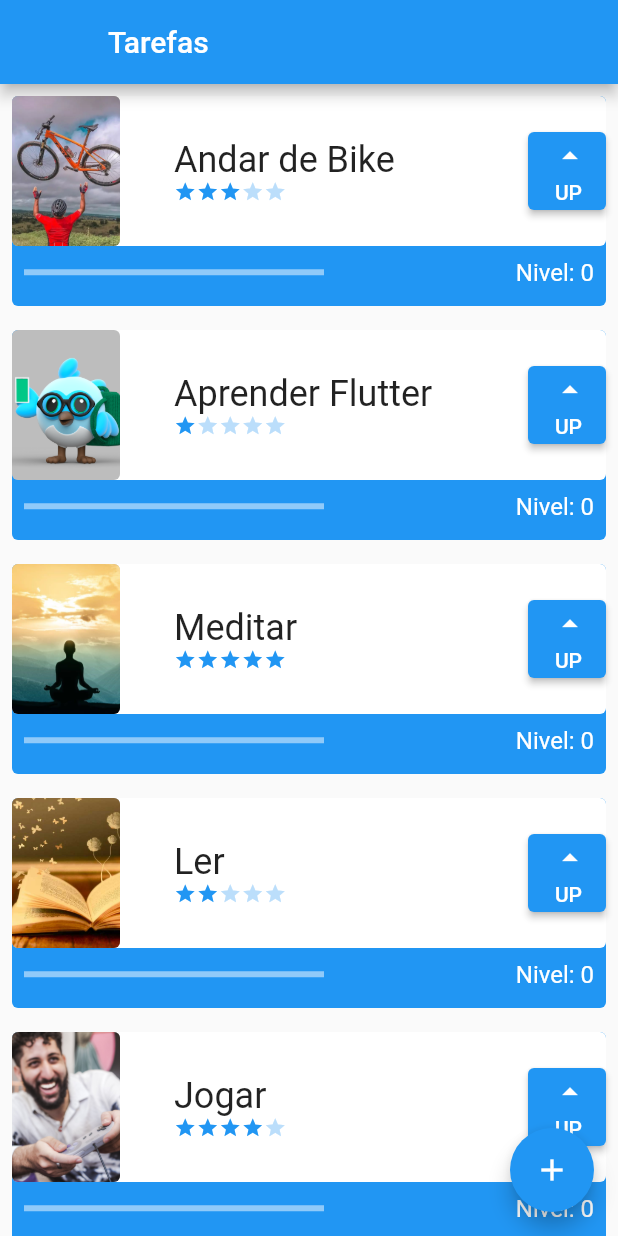
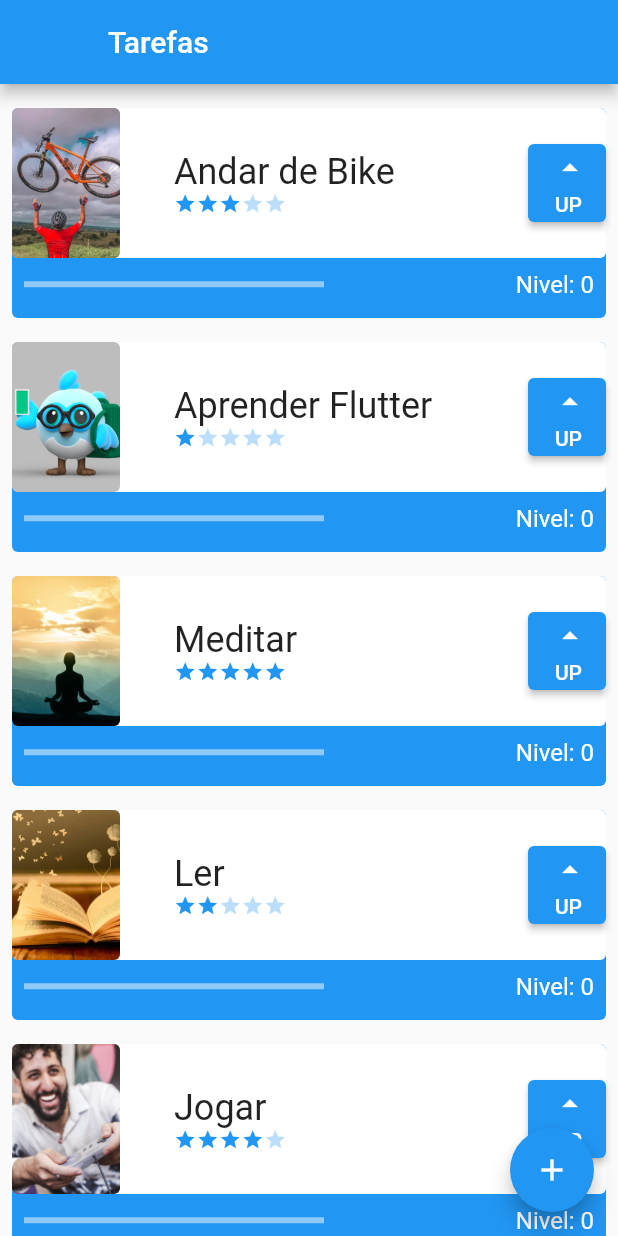
Before and after one commit to jvitorthomaz/alura-flutter-basico, a Flutter app: the screen it shows after launch, on a phone screen of 412 x 824 dp. Run offline on Flutter 3.47's test engine with Material 2 defaults, Android fonts, the phone set to English and light mode, and no system bars.

Commit message:
Curso 2 finalizado.

```diff
--- a/lib/data/task_inherited.dart
+++ b/lib/data/task_inherited.dart
@@ -10,27 +10,27 @@ class TaskInherited extends InheritedWidget {
   final Widget child;
 
   final List<Task> taskList = [
-    const Task(
+    Task(
       nome: 'Andar de Bike',
       foto:'assets/images/bike_image.webp',
       dificuldade: 3,
     ),
-    const Task(
+    Task(
       nome: 'Aprender Flutter',
       foto:'assets/images/dash_image.png',
       dificuldade: 1,
     ),
-    const Task(
+    Task(
       nome: 'Meditar',
       foto:'assets/images/meditacao_image.jpeg',
       dificuldade: 5,
     ),
-    const Task(
+    Task(
       nome: 'Ler',
       foto:'assets/images/book_image.jpeg',
       dificuldade: 2,
     ),
-    const Task(
+    Task(
       nome: 'Jogar',
       foto: 'assets/images/jogar_image.jpg',
       dificuldade: 4,
--- a/lib/screens/components/task.dart
+++ b/lib/screens/components/task.dart
@@ -5,14 +5,24 @@ class Task extends StatefulWidget {
   final String nome;
   final String foto;
   final int dificuldade;
-  const Task({super.key, required this.nome, required this.foto, required this.dificuldade});
+  Task({super.key, required this.nome, required this.foto, required this.dificuldade});
 
+  int nivel = 0;
   @override
   State<Task> createState() => _TaskState();
 }
 
 class _TaskState extends State<Task> {
-  int nivel = 0;
+
+
+  assetOrNetwork(){
+    if (widget.foto.contains('http')) {
+      return false;
+    } else {
+      return true;
+    }
+
+  }
 
   @override
   Widget build(BuildContext context) {
@@ -47,7 +57,13 @@ class _TaskState extends State<Task> {
                       height: 100,
                       child: ClipRRect(
                         borderRadius: BorderRadius.circular(4),
-                        child: Image.asset(
+                        child: assetOrNetwork() ?
+                        Image.asset(
+                          widget.foto,
+                          fit: BoxFit.cover,
+                        )
+                        :
+                        Image.network(
                           widget.foto,
                           fit: BoxFit.cover,
                         ),
@@ -74,7 +90,7 @@ class _TaskState extends State<Task> {
                       child: ElevatedButton(
                         onPressed: () {
                           setState(() {
-                            nivel++;
+                            widget.nivel++;
                           });
                         },
                         child: Column(
@@ -100,14 +116,14 @@ class _TaskState extends State<Task> {
                       width: 200,
                       child: LinearProgressIndicator(
                         color: Colors.white,
-                        value: widget.dificuldade > 0 ? (nivel/widget.dificuldade)/10 : 1,
+                        value: widget.dificuldade > 0 ? (widget.nivel/widget.dificuldade)/10 : 1,
 
                       )
                     ),
                   ),
                   Padding(
                     padding: const EdgeInsets.all(8.0),
-                    child: Text('Nivel: $nivel', style: const TextStyle(color: Colors.white, fontSize: 16)),
+                    child: Text('Nivel: ${widget.nivel}', style: const TextStyle(color: Colors.white, fontSize: 16)),
                   ),
                 ],
               )
--- a/lib/screens/home_page.dart
+++ b/lib/screens/home_page.dart
@@ -25,6 +25,7 @@ class _HomePageState extends State<HomePage> {
         ),
         body: ListView(
           children: TaskInherited.of(context)!.taskList,
+          padding: EdgeInsets.only(top: 8, bottom: 100),
         ),
         floatingActionButton: FloatingActionButton(
          child: const Icon(Icons.add),
```
Also changed, not shown: lib/screens/form_screeen.dart (+22 -4 lines).
